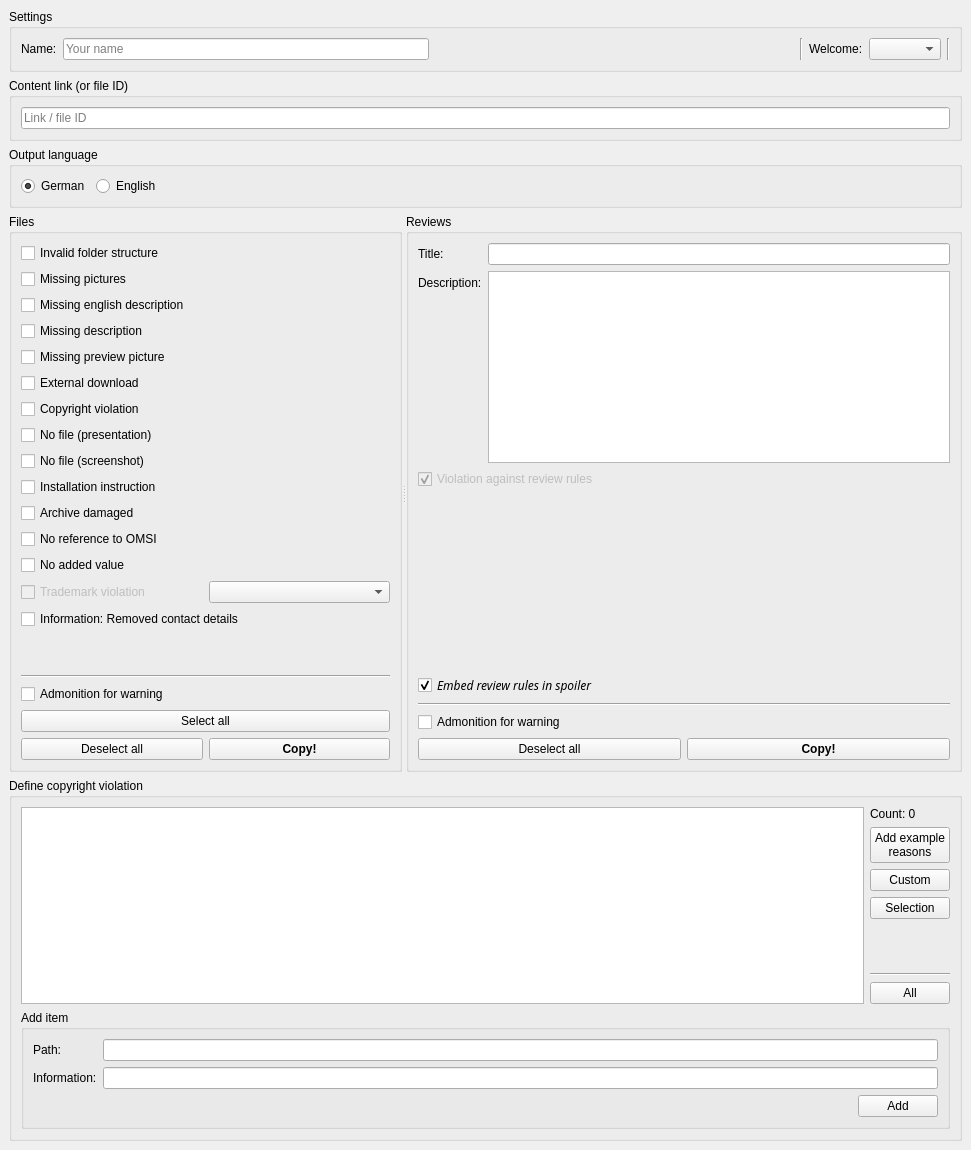
pietr26/OMSI-Tools, file OTModules/wFbh/wfbh.ui: the form before one commit.
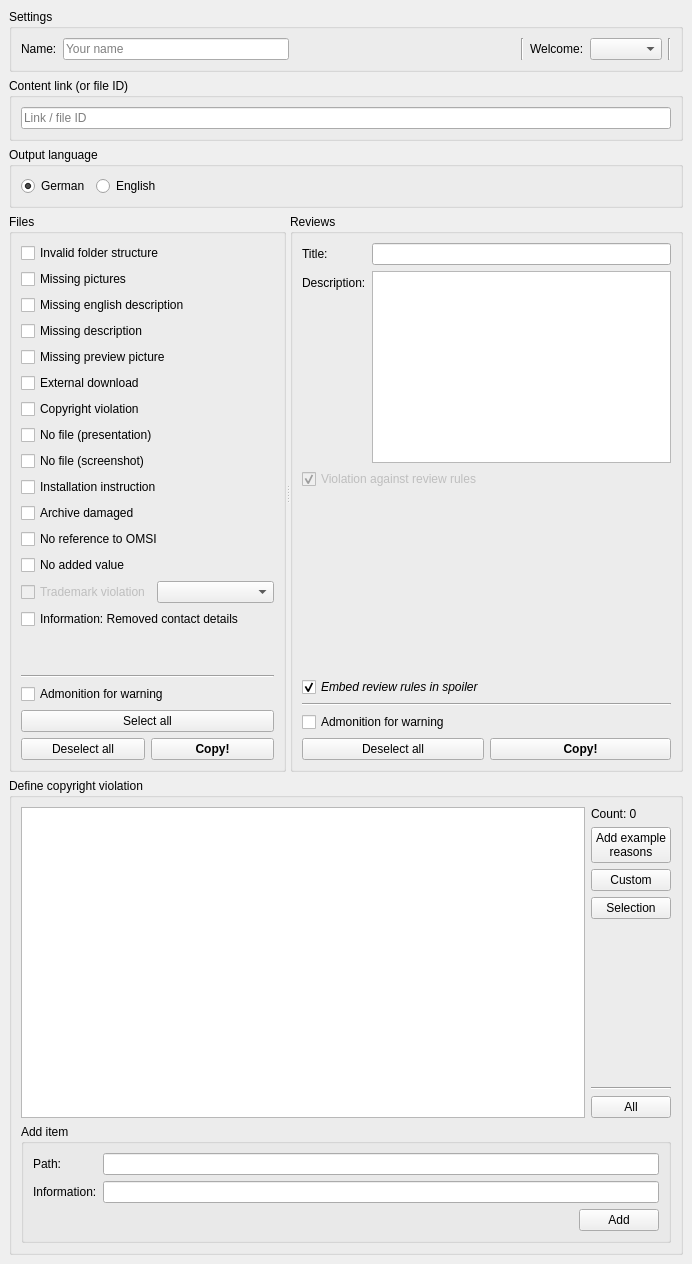
The form after the commit. Icons and pictures are not drawn.

Diff of the .ui file:
```diff
--- a/OTModules/wFbh/wfbh.ui
+++ b/OTModules/wFbh/wfbh.ui
@@ -6,8 +6,8 @@
    <rect>
     <x>0</x>
     <y>0</y>
-    <width>971</width>
-    <height>1150</height>
+    <width>692</width>
+    <height>1264</height>
    </rect>
   </property>
   <property name="windowTitle">
@@ -354,7 +354,6 @@
             <property name="font">
              <font>
               <pointsize>9</pointsize>
-              <weight>75</weight>
               <bold>true</bold>
              </font>
             </property>
@@ -465,7 +464,6 @@
           </property>
           <property name="font">
            <font>
-            <family>Corbel</family>
             <pointsize>9</pointsize>
             <italic>true</italic>
            </font>
@@ -516,7 +514,6 @@
             <property name="font">
              <font>
               <pointsize>9</pointsize>
-              <weight>75</weight>
               <bold>true</bold>
              </font>
             </property>
@@ -659,9 +656,7 @@
           <item row="0" column="1" colspan="2">
            <widget class="QLineEdit" name="ledPath">
             <property name="font">
-             <font>
-              <family>Consolas</family>
-             </font>
+             <font/>
             </property>
            </widget>
           </item>
```
